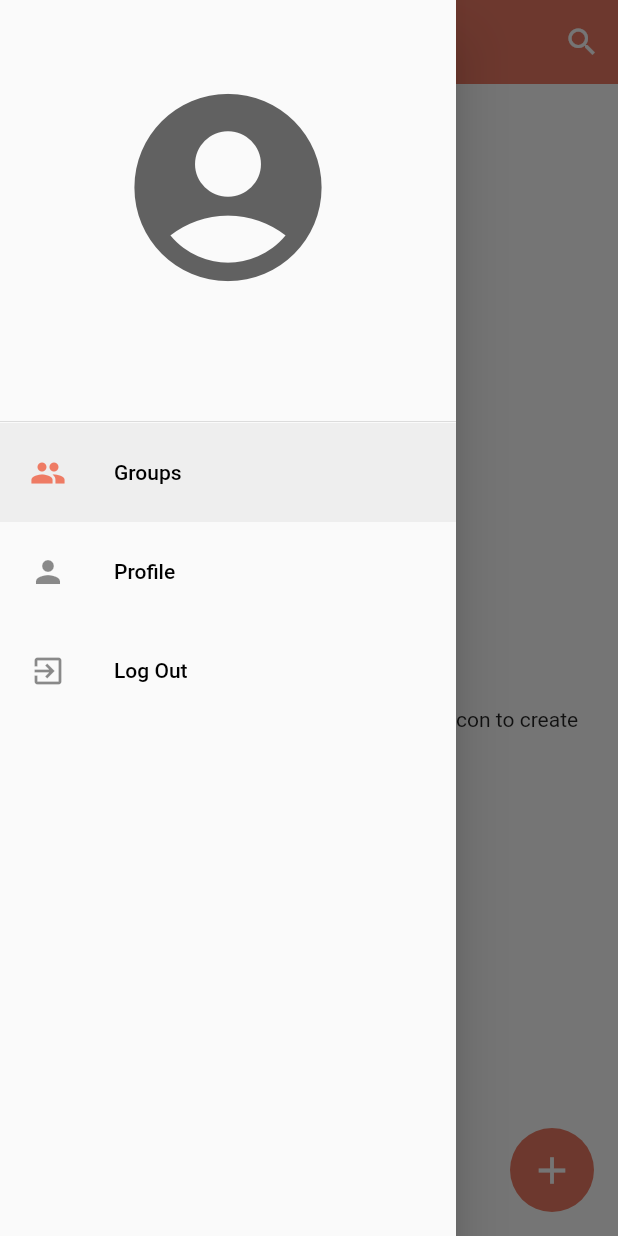
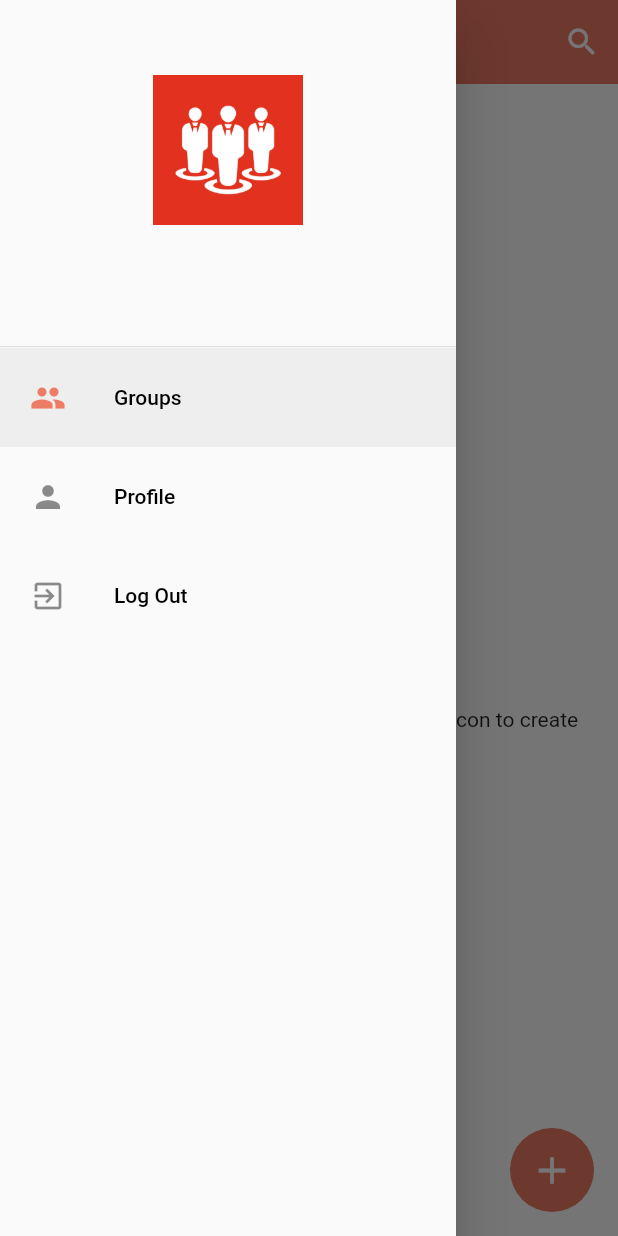
Before and after one commit to gaurav-singh7092/groupify, a Flutter app: the HomePage screen opened directly, with the side drawer open, on a phone screen of 412 x 824 dp. Run offline on Flutter 3.47's test engine with Material 2 defaults, Android fonts, the phone set to English and light mode, and no system bars; drawn by our look-alikes of overlay_support; our stand-ins replace cloud_firestore, firebase_auth, firebase_core, firebase_storage, flutter_local_notifications, flutter_native_splash and 3 more; accounts and stored records are empty.

Commit message:
updated code

```diff
--- a/lib/pages/chat_page.dart
+++ b/lib/pages/chat_page.dart
@@ -18,6 +18,7 @@ class ChatPage extends StatefulWidget {
 class _ChatPageState extends State<ChatPage> {
   Stream<QuerySnapshot>? chats;
   String admin = "";
+  ScrollController scrollController = ScrollController();
   TextEditingController messageController = TextEditingController();
   @override
   void initState() {
@@ -86,6 +87,7 @@ class _ChatPageState extends State<ChatPage> {
                   const SizedBox(width: 12,),
                   GestureDetector(
                     onTap: () {
+                      scrollController.animateTo(scrollController.position.maxScrollExtent, duration: Duration(milliseconds: 300), curve: Curves.easeOut);
                       sendMessages();
                     },
                     child: Container(height: 50, width: 50,
@@ -110,6 +112,7 @@ class _ChatPageState extends State<ChatPage> {
       builder: (context, AsyncSnapshot snapshot) {
         return snapshot.hasData ?
         ListView.builder(
+          controller: scrollController,
           itemCount: snapshot.data.docs.length,
           itemBuilder: (context,index) {
             return MessageTile(message: snapshot.data.docs[index]['message'], sender: snapshot.data.docs[index]['sender'], isMe: widget.userName == snapshot.data.docs[index]['sender']);
--- a/lib/pages/home_page.dart
+++ b/lib/pages/home_page.dart
@@ -49,7 +49,7 @@ class _HomePageState extends State<HomePage> {
       });
     });
     // getting the list of snapshots in our stream
-    await DatabaseService(uid: FirebaseAuth.instance.currentUser!.uid)
+    await DatabaseService(uid: FirebaseAuth.instance.currentUser?.uid)
         .getUserGroup()
         .then((snapshot) {
       setState(() {
@@ -82,10 +82,15 @@ class _HomePageState extends State<HomePage> {
         child: ListView(
           padding: EdgeInsets.symmetric(vertical: 50),
           children: [
-            Icon(
-              Icons.account_circle,
-              size: 150,
-              color: Colors.grey[700],
+            Container(
+              height: 100,
+              width: 50,
+              child: const CircleAvatar(
+                radius: 100,
+                child: Image(
+                  image: AssetImage('assets/images/icon1.png'),
+                ),
+              ),
             ),
             const SizedBox(
               height: 15,
@@ -93,7 +98,7 @@ class _HomePageState extends State<HomePage> {
             Text(
               userName,
               textAlign: TextAlign.center,
-              style: TextStyle(
+              style: const TextStyle(
                 fontWeight: FontWeight.bold,
                 fontSize: 30,
               ),
```
Also changed, not shown: lib/main.dart (+15 -4 lines), lib/pages/profile_page.dart (+1 -10 lines).
